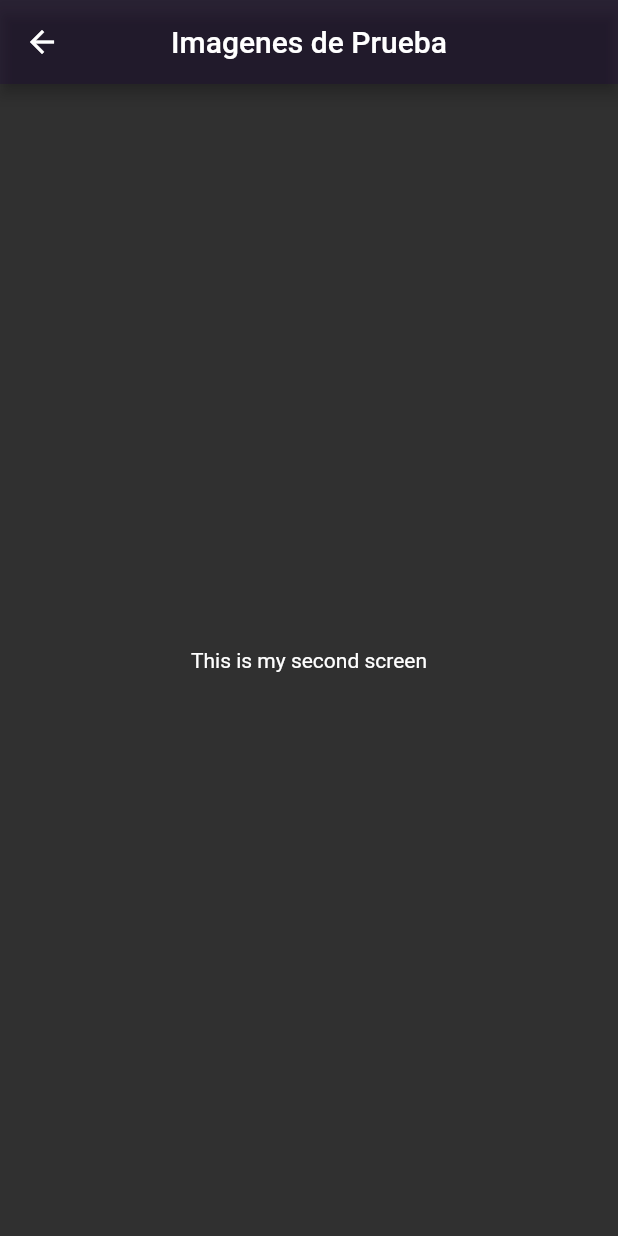
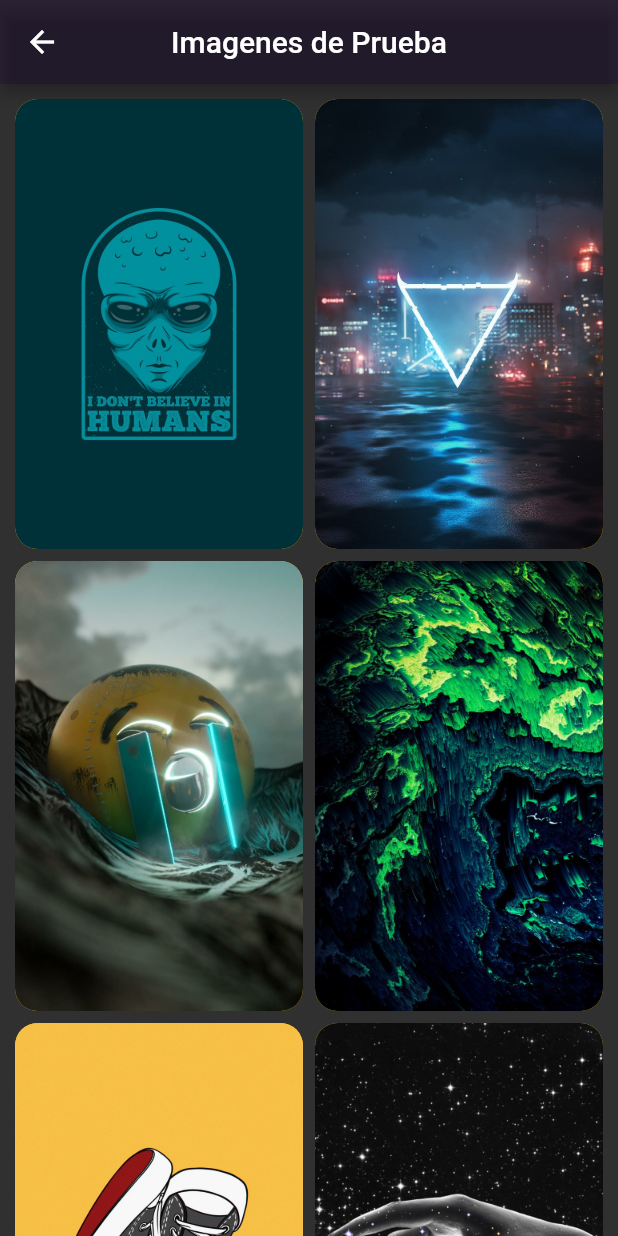
Before and after one commit to srzzuares/dmi_tarea5_200527_flutter, a Flutter app: the gridView screen opened directly, on a phone screen of 412 x 824 dp. Run offline on Flutter 3.47's test engine with Material 2 defaults, Android fonts, the phone set to English and light mode, and no system bars.

Commit message:
GridView Listo

```diff
--- a/lib/src/index2.dart
+++ b/lib/src/index2.dart
@@ -1,14 +1,31 @@
 import 'package:flutter/material.dart';
 
 class gridView extends StatefulWidget {
-  const gridView({super.key, required this.title});
+  gridView({super.key, required this.title});
   final String title;
-
   @override
   _gridViewState createState() => _gridViewState();
 }
 
 class _gridViewState extends State<gridView> {
+  final List<String> imgs = [
+    'asset/img/1.jpg',
+    'asset/img/2.jpg',
+    'asset/img/3.jpg',
+    'asset/img/4.jpg',
+    'asset/img/5.jpg',
+    'asset/img/6.jpg',
+    'asset/img/7.jpg',
+    'asset/img/8.jpg',
+    'asset/img/9.jpg',
+    'asset/img/10.jpg',
+    'asset/img/11.jpg',
+    'asset/img/12.jpg',
+    'asset/img/13.jpg',
+    'asset/img/14.jpg',
+    'asset/img/15.jpg',
+  ];
+
   @override
   Widget build(BuildContext context) {
     return Scaffold(
@@ -17,9 +34,24 @@ class _gridViewState extends State<gridView> {
           title: Text(widget.title),
           centerTitle: true,
         ),
-      body: const Center(
-        child: Text('This is my second screen'),
-      ),
+        body: GridView.builder(
+          padding: EdgeInsets.all(10),
+          itemCount: imgs.length,
+          gridDelegate: const SliverGridDelegateWithFixedCrossAxisCount(
+              crossAxisCount: 2,
+              crossAxisSpacing: 8,
+              mainAxisSpacing: 8,
+              mainAxisExtent: 300),
+          itemBuilder: (context, index) {
+            return Container(
+              //margin: EdgeInsets.only(left: 5, right: 5),
+              decoration: BoxDecoration(
+                  borderRadius: BorderRadius.circular(15),
+                  color: Colors.amber,
+                  image: DecorationImage(
+                      image: AssetImage(imgs[index]), fit: BoxFit.cover)),
             );
+          },
+        ));
   }
 }
```
Lines whose indentation alone changed are shown as unchanged.
